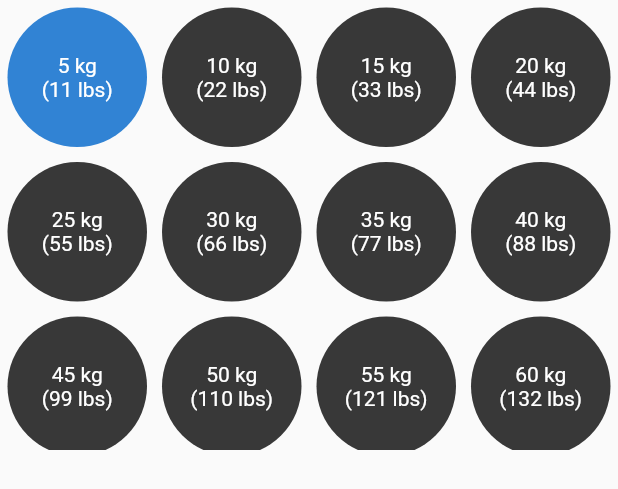
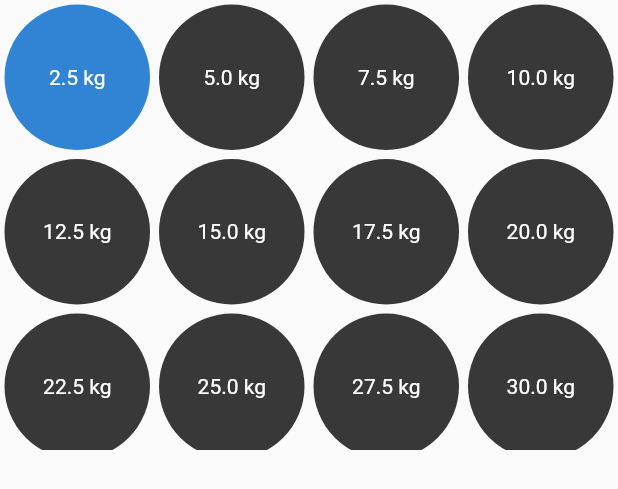
Before and after one commit to Fabccc/MuscleHack, a Flutter app: the WeightList widget shown alone on an empty page, opened directly with empty values, on a phone screen of 412 x 824 dp. Shown: the top 489 px of the screen. Run offline on Flutter 3.47's test engine with Material 2 defaults, Android fonts, the phone set to English and light mode, and no system bars; our stand-ins replace device_info_plus, syncfusion_flutter_charts; missing offline and left inert: flutter_background_service, flutter_background_service_android, sqfentity, sqfentity_gen; project files that could hold a hidden picture were left out.

Commit message:
Mise à jour de toutes les libs + flutter + dart

```diff
--- a/lib/components/button.dart
+++ b/lib/components/button.dart
@@ -1,10 +1,11 @@
 import 'package:flutter/material.dart';
-import 'package:flutter/widgets.dart';
+// import 'package:flutter/widgets.dart';
 import 'package:musclatax/components/utils.dart';
 
 // ignore: must_be_immutable
 const double distance = 25;
 
+// ignore: must_be_immutable
 class WhiteNeumorphismButton extends NeumophirsmButton {
   WhiteNeumorphismButton(
       {Key? key,
@@ -193,6 +194,7 @@ class MenuButton extends StatelessWidget {
   }
 }
 
+// ignore: must_be_immutable
 class DefaultButton extends StatelessWidget {
   final Function? onPressed;
   final String content;
--- a/lib/components/container.dart
+++ b/lib/components/container.dart
@@ -1,5 +1,6 @@
 import 'package:flutter/widgets.dart';
 
+// ignore: must_be_immutable
 class DefaultContainer extends StatelessWidget {
   final Widget child;
   double topbottom = 100;
--- a/lib/components/title.dart
+++ b/lib/components/title.dart
@@ -1,5 +1,6 @@
 import 'package:flutter/widgets.dart';
 
+// ignore: must_be_immutable
 class HeaderText extends StatelessWidget {
   final String text;
   double fontSize;
@@ -30,6 +31,7 @@ class HeaderText extends StatelessWidget {
   }
 }
 
+// ignore: must_be_immutable
 class StandarText extends StatelessWidget {
   final String text;
   double fontSize;
--- a/lib/components/utils.dart
+++ b/lib/components/utils.dart
@@ -1,7 +1,6 @@
 import 'dart:ui';
 import 'dart:math';
 
-import 'package:flutter/foundation.dart';
 import 'package:flutter/widgets.dart';
 import 'package:intl/intl.dart';
 
--- a/lib/main.dart
+++ b/lib/main.dart
@@ -1,5 +1,4 @@
 import 'package:flutter/material.dart';
-import 'package:intl/intl.dart';
 import 'package:musclatax/components/button.dart';
 import 'package:musclatax/components/container.dart';
 import 'package:intl/date_symbol_data_local.dart';
@@ -7,8 +6,6 @@ import 'package:musclatax/model/model.dart';
 import 'package:musclatax/views/generic/select_day.dart';
 import 'package:musclatax/views/main/edit_week.dart';
 import 'package:musclatax/views/main/launch_week.dart';
-import 'package:musclatax/components/utils.dart' as uu;
-import 'package:musclatax/views/seance/seance_running.dart';
 import 'package:musclatax/views/statistics/select_exercice.dart';
 
 Future<void> main() async {
--- a/lib/tools/helper.dart
+++ b/lib/tools/helper.dart
@@ -1,7 +1,6 @@
 import 'dart:async';
 import 'package:flutter/material.dart';
-//import 'package:cached_network_image/cached_network_image.dart';
-import 'package:flutter_datetime_picker/flutter_datetime_picker.dart';
+// import 'package:flutter_datetime_picker/flutter_datetime_picker.dart' as fdp;
 import 'package:intl/intl.dart';
 import 'package:sqfentity_gen/sqfentity_gen.dart';
 
@@ -25,13 +24,12 @@ class UITools {
   static const mainIconsColor = Colors.white;
   static const double mainFontSize = 24;
   static const double mainIconSize = 30;
-  static final DateFormat dateFormatter =
-      DateFormat('yyyy-MM-dd', mainDatePickerLocaleType.toString());
-  static const mainDatePickerLocaleType = LocaleType.tr;
-  static const mainDatePickerTheme = DatePickerTheme(
-      backgroundColor: UITools.mainBgColorLighter,
-      itemStyle: TextStyle(color: Colors.white, fontWeight: FontWeight.bold),
-      doneStyle: TextStyle(color: UITools.mainTextColor, fontSize: 16));
+  // static const mainDatePickerLocaleType = fdp.LocaleType.fr;
+  static final DateFormat dateFormatter = DateFormat('yyyy-MM-dd', "fr");
+  // static var mainDatePickerTheme = const fdp.DatePickerTheme(
+  //     backgroundColor: UITools.mainBgColorLighter,
+  //     itemStyle: TextStyle(color: Colors.white, fontWeight: FontWeight.bold),
+  //     doneStyle: TextStyle(color: UITools.mainTextColor, fontSize: 16));
 
   Widget getMainPage(Widget body, String title /*, void refreshList()*/) {
     return Scaffold(
@@ -280,23 +278,23 @@ class UITools {
     });
   }
 
-  static Future<DateTime?> showDateTimePicker(BuildContext context,
-          {DateTime? currentTime,
-          DateTime? minTime,
-          DateTime? maxTime,
-          DateChangedCallback? onChanged,
-          DateChangedCallback? onConfirm,
-          DateCancelledCallback? onCancel}) =>
-      DatePicker.showDatePicker(context,
-          showTitleActions: true,
-          minTime: minTime,
-          maxTime: maxTime,
-          onChanged: onChanged,
-          onConfirm: onConfirm,
-          onCancel: onCancel,
-          locale: UITools.mainDatePickerLocaleType,
-          currentTime: currentTime,
-          theme: UITools.mainDatePickerTheme);
+  // static Future<DateTime?> showDateTimePicker(BuildContext context,
+  //         {DateTime? currentTime,
+  //         DateTime? minTime,
+  //         DateTime? maxTime,
+  //         fdp.DateChangedCallback? onChanged,
+  //         fdp.DateChangedCallback? onConfirm,
+  //         fdp.DateCancelledCallback? onCancel}) =>
+  //     fdp.DatePicker.showDatePicker(context,
+  //         showTitleActions: true,
+  //         minTime: minTime,
+  //         maxTime: maxTime,
+  //         onChanged: onChanged,
+  //         onConfirm: onConfirm,
+  //         onCancel: onCancel,
+  //         locale: UITools.mainDatePickerLocaleType,
+  //         currentTime: currentTime,
+  //         theme: UITools.mainDatePickerTheme);
 
   double scaleWidth(double size) {
     final retVal = size * windowWidth / _mobileSizeWidth;
--- a/lib/views/seance/weight_list.dart
+++ b/lib/views/seance/weight_list.dart
@@ -1,10 +1,9 @@
 import 'package:flutter/material.dart';
-import 'package:flutter/widgets.dart';
-import "package:musclatax/components/utils.dart" as uu;
 import 'package:musclatax/tools/helper.dart';
 
 typedef Update = void Function(int index);
 
+// ignore: must_be_immutable
 class WeightList extends StatelessWidget {
   int selectedWeight;
   Update onUpdate;
@@ -23,15 +22,15 @@ class WeightList extends StatelessWidget {
             crossAxisCount: 4,
             // Generate 100 widgets that display their index in the List.
             children: List.generate(40, (index) {
-              int kg = (index + 1) * 5;
-              double lbs = kg.toDouble() * 2.205;
+              double kg = (index + 1) * 2.5;
+              // double lbs = kg.toDouble() * 2.205;
 
               return GestureDetector(
                 onTap: () {
                   onUpdate(index);
                 },
                 child: Container(
-                  margin: const EdgeInsets.all(5.0),
+                  margin: const EdgeInsets.all(3.0),
                   decoration: BoxDecoration(
                       color: selectedWeight == index
                           ? UITools.mainBgColor
@@ -45,8 +44,8 @@ class WeightList extends StatelessWidget {
                         '$kg kg',
                         style: const TextStyle(color: Colors.white),
                       ),
-                      Text("(${lbs.floor()} lbs)",
-                          style: const TextStyle(color: Colors.white))
+                      // Text("(${lbs.floor()} lbs)",
+                      //     style: const TextStyle(color: Colors.white))
                     ],
                   ),
                 ),
```
Also changed, not shown: lib/views/statistics/exercice_stats.dart (+5 -7 lines), pubspec.yaml (+5 -5 lines), pubspec.lock, 4 other files.
